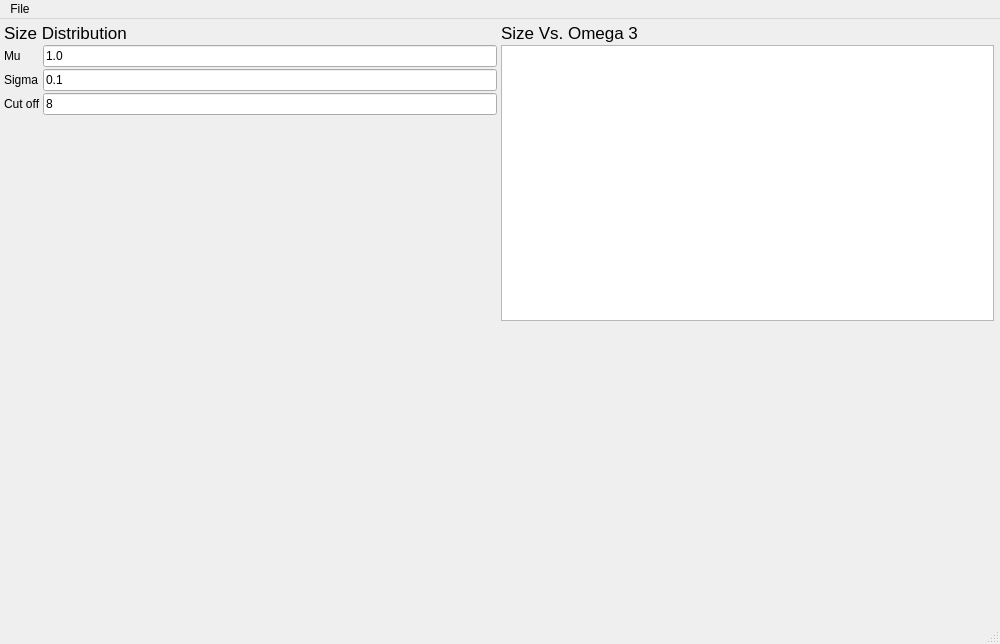
Old version of the form Source/AIM/StatsGenerator/UI_Files/StatsGeneratorUI.ui in the repository BlueQuartzSoftware/DREAM3D.
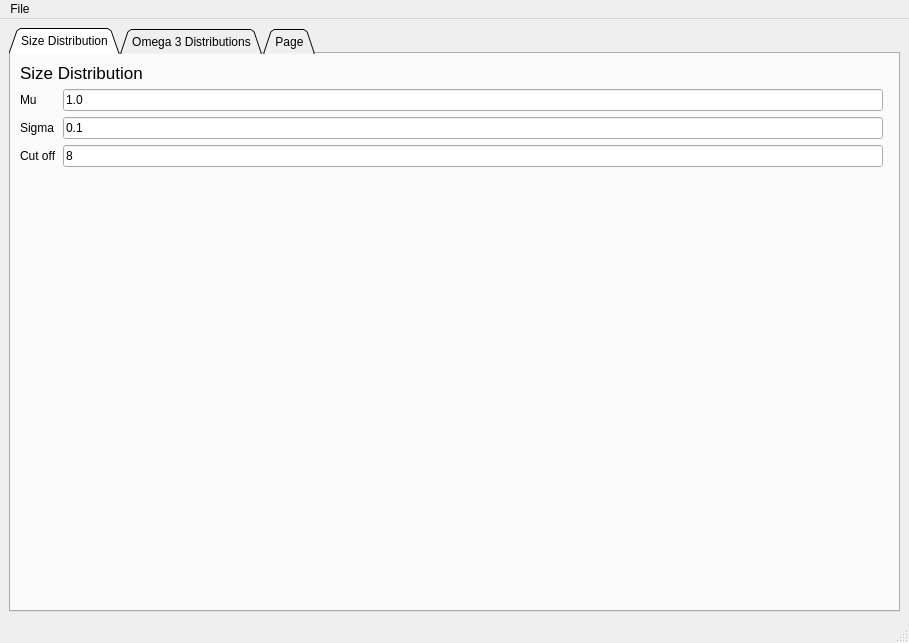
New version of the form. The open tabs and pages were chosen to show the change. Custom widgets are drawn as their Qt base class.

Commit message: Creating Standalone widget to encapsulate the 2D plotting since most of it will be repetitive. Creating a Custom QTableModel to hold the data that will generate each plot curve. Add an enumeration to StatsGen for each type of curve generation which is used in the plot widget to decide which function to use to generate data. Updating the Main UI to use the new StatsGenPlotWidget class. Updating CMake files as necessary

What changed in the file:
```diff
--- a/Source/AIM/StatsGenerator/UI_Files/StatsGeneratorUI.ui
+++ b/Source/AIM/StatsGenerator/UI_Files/StatsGeneratorUI.ui
@@ -6,22 +6,32 @@
    <rect>
     <x>0</x>
     <y>0</y>
-    <width>1000</width>
-    <height>644</height>
+    <width>909</width>
+    <height>643</height>
    </rect>
   </property>
   <property name="windowTitle">
    <string>AIMRepresentation Stats Generator</string>
   </property>
   <widget class="QWidget" name="centralwidget">
-   <layout class="QGridLayout" name="gridLayout">
-    <property name="margin">
-     <number>4</number>
-    </property>
-    <property name="spacing">
-     <number>2</number>
-    </property>
-    <item row="0" column="0">
+   <layout class="QVBoxLayout" name="verticalLayout_2">
+    <item>
+     <widget class="QTabWidget" name="tabWidget">
+      <property name="tabPosition">
+       <enum>QTabWidget::North</enum>
+      </property>
+      <property name="tabShape">
+       <enum>QTabWidget::Triangular</enum>
+      </property>
+      <property name="currentIndex">
+       <number>1</number>
+      </property>
+      <widget class="QWidget" name="tab">
+       <attribute name="title">
+        <string>Size Distribution</string>
+       </attribute>
+       <layout class="QVBoxLayout" name="verticalLayout_5">
+        <item>
      <layout class="QHBoxLayout" name="horizontalLayout">
       <item>
        <layout class="QVBoxLayout" name="verticalLayout">
@@ -103,44 +113,24 @@
       </item>
      </layout>
     </item>
-    <item row="0" column="1">
-     <layout class="QHBoxLayout" name="horizontalLayout_3">
-      <item>
-       <layout class="QVBoxLayout" name="verticalLayout_3">
-        <item>
-         <widget class="QLabel" name="label_9">
-          <property name="font">
-           <font>
-            <pointsize>13</pointsize>
-           </font>
-          </property>
-          <property name="text">
-           <string>Size Vs. Omega 3</string>
-          </property>
-         </widget>
-        </item>
+       </layout>
+      </widget>
+      <widget class="QWidget" name="tab_2">
+       <attribute name="title">
+        <string>Omega 3 Distributions</string>
+       </attribute>
+       <layout class="QVBoxLayout" name="verticalLayout_4">
         <item>
-         <widget class="QTableView" name="tableView_2"/>
+         <widget class="StatsGenPlotWidget" name="m_Omega3Plot" native="true"/>
         </item>
        </layout>
-      </item>
-      <item>
-       <widget class="QwtPlot" name="m_SizeDistributionPlot_3"/>
-      </item>
-     </layout>
-    </item>
-    <item row="1" column="1">
-     <spacer name="verticalSpacer_2">
-      <property name="orientation">
-       <enum>Qt::Vertical</enum>
-      </property>
-      <property name="sizeHint" stdset="0">
-       <size>
-        <width>20</width>
-        <height>40</height>
-       </size>
-      </property>
-     </spacer>
+      </widget>
+      <widget class="QWidget" name="tab_3">
+       <attribute name="title">
+        <string>Page</string>
+       </attribute>
+      </widget>
+     </widget>
     </item>
    </layout>
   </widget>
@@ -149,7 +139,7 @@
     <rect>
      <x>0</x>
      <y>0</y>
-     <width>1000</width>
+     <width>909</width>
      <height>22</height>
     </rect>
    </property>
@@ -218,6 +208,12 @@
    <header>qwt_plot.h</header>
    <container>1</container>
   </customwidget>
+  <customwidget>
+   <class>StatsGenPlotWidget</class>
+   <extends>QWidget</extends>
+   <header location="global">StatsGenPlotWidget.h</header>
+   <container>1</container>
+  </customwidget>
  </customwidgets>
  <resources/>
  <connections/>
```
Lines whose indentation alone changed are shown as unchanged. The commit also changes 8 other files.
